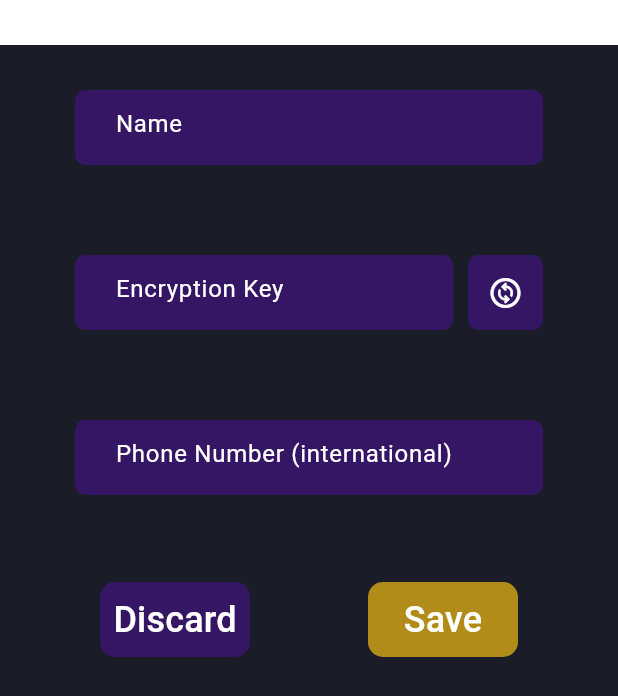
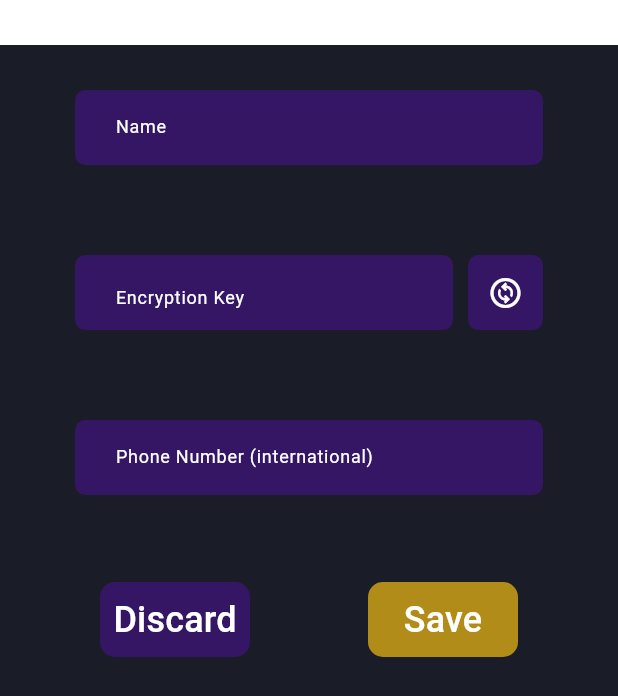
Before and after one commit to DrSolidDevil/Vidar, a Flutter app: the screen it shows after launch, after a tap on the "add comment" icon, on a phone screen of 412 x 824 dp. Shown: the top 696 px of the screen. Run offline on Flutter 3.47's test engine with Material 3 defaults, Android fonts, the phone set to English and light mode, and no system bars; our stand-ins replace flutter_secure_storage, permission_handler, shared_preferences; missing offline and left inert: cryptography; statements that could not run were skipped; project files that could hold a hidden picture were left out.

Commit message:
made hint text for edit contact smaller

```diff
--- a/lib/pages/edit_contact.dart
+++ b/lib/pages/edit_contact.dart
@@ -198,7 +198,10 @@ class _EditContactPageState extends State<EditContactPage> {
                           borderSide: BorderSide.none,
                         ),
                       ),
-                      style: const TextStyle(color: Colors.white),
+                      style: const TextStyle(
+                        color: Colors.white,
+                        fontSize: 12,
+                      ),
                       onChanged: (final String value) {
                         newName = value;
                       },
@@ -244,6 +247,7 @@ class _EditContactPageState extends State<EditContactPage> {
                                           "Encryption Key${Settings.allowUnencryptedMessages ? ", 0=No Key" : ""}",
                                       hintStyle: const TextStyle(
                                         color: Colors.white,
+                                        fontSize: 12
                                       ),
                                       border: OutlineInputBorder(
                                         borderRadius: BorderRadius.circular(7),
@@ -314,7 +318,10 @@ class _EditContactPageState extends State<EditContactPage> {
                           borderSide: BorderSide.none,
                         ),
                       ),
-                      style: const TextStyle(color: Colors.white),
+                      style: const TextStyle(
+                        color: Colors.white,
+                        fontSize: 12,
+                      ),
                       onChanged: (final String value) {
                         newPhoneNumber = value;
                       },
```
